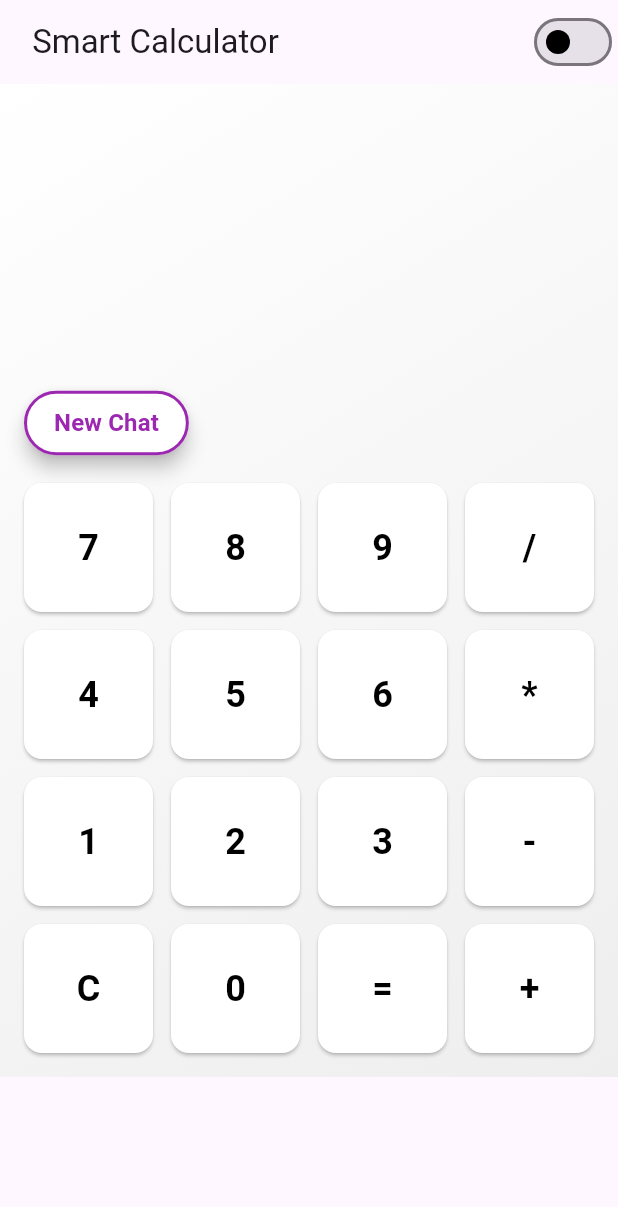
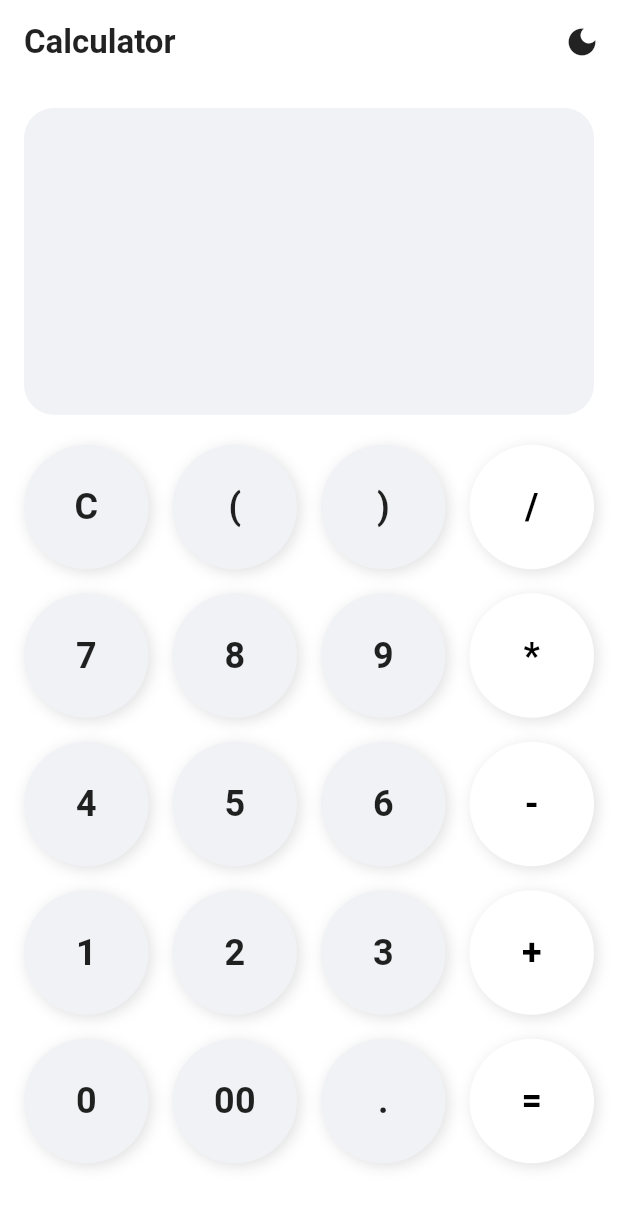
Before and after one commit to ShaheerAli5/calculator_master, a Flutter app: the screen it shows after launch, on a phone screen of 412 x 824 dp. Shown: the top 1207 px of the screen. Run offline on Flutter 3.47's test engine with Material 3 defaults, Android fonts, the phone set to English and light mode, and no system bars; our stand-ins replace math_expressions.

Commit message:
Update main.dart

```diff
--- a/lib/main.dart
+++ b/lib/main.dart
@@ -1,209 +1,166 @@
 import 'package:flutter/material.dart';
 import 'package:math_expressions/math_expressions.dart';
 
-void main() => runApp(MyApp());
+void main() => runApp(const MyApp());
 
 class MyApp extends StatefulWidget {
+  const MyApp({super.key});
+
   @override
-  _MyAppState createState() => _MyAppState();
+  State<MyApp> createState() => _MyAppState();
 }
 
 class _MyAppState extends State<MyApp> {
-  bool isDarkMode = false;
+  bool isDark = false;
 
   @override
   Widget build(BuildContext context) {
     return MaterialApp(
       debugShowCheckedModeBanner: false,
-      theme: isDarkMode ? ThemeData.dark() : ThemeData.light(),
+      theme: isDark ? ThemeData.dark() : ThemeData.light(),
       home: Calculator(
-        isDarkMode: isDarkMode,
-        onThemeChanged: (value) {
-          setState(() {
-            isDarkMode = value;
-          });
-        },
+        isDark: isDark,
+        toggleTheme: () => setState(() => isDark = !isDark),
       ),
     );
   }
 }
 
 class Calculator extends StatefulWidget {
-  final bool isDarkMode;
-  final ValueChanged<bool> onThemeChanged;
-
-  Calculator({required this.isDarkMode, required this.onThemeChanged});
+  final bool isDark;
+  final VoidCallback toggleTheme;
+  const Calculator({super.key, required this.isDark, required this.toggleTheme});
 
   @override
-  _CalculatorState createState() => _CalculatorState();
+  State<Calculator> createState() => _CalculatorState();
 }
 
 class _CalculatorState extends State<Calculator> {
-  String expression = '';
-  String result = '';
+  String expr = '', res = '';
 
-  void _numClick(String text) {
+  void onTap(String value) {
     setState(() {
-      expression += text;
+      if (value == 'C') {
+        expr = '';
+        res = '';
+      } else if (value == '=') {
+        try {
+          Parser p = Parser();
+          Expression exp = p.parse(expr);
+          ContextModel cm = ContextModel();
+          double eval = exp.evaluate(EvaluationType.REAL, cm);
+          res = eval.toString();
+        } catch (e) {
+          res = 'Error';
+        }
+      } else {
+        expr += value;
+      }
     });
   }
 
-  void _clear(String text) {
-    setState(() {
-      expression = '';
-      result = '';
-    });
-  }
-
-  void _evaluate(String text) {
-    Parser p = Parser();
-    ContextModel cm = ContextModel();
-    try {
-      Expression exp = p.parse(expression);
-      double eval = exp.evaluate(EvaluationType.REAL, cm);
-      setState(() {
-        result = eval.toString();
-      });
-    } catch (e) {
-      setState(() {
-        result = 'Error';
-      });
-    }
-  }
-
-  void _newChatPressed() {
-    setState(() {
-      expression = '';
-      result = ''; // Clear all previous chat/input/result
-    });
-  }
-
-  Widget _buildButton(String text, {Color? color, double fontSize = 24}) {
-    return ElevatedButton(
-      onPressed: () {
-        if (text == 'C') {
-          _clear(text);
-        } else if (text == '=') {
-          _evaluate(text);
-        } else {
-          _numClick(text);
-        }
-      },
-      style: ElevatedButton.styleFrom(
-        backgroundColor: color ?? Theme.of(context).colorScheme.secondary,
-        padding: const EdgeInsets.all(20),
-        shape: RoundedRectangleBorder(borderRadius: BorderRadius.circular(12)),
-      ),
-      child: Text(
-        text,
-        style: TextStyle(
-          fontSize: fontSize,
-          fontWeight: FontWeight.bold,
-          color: widget.isDarkMode ? Colors.black : Colors.black,
-        ),
-      ),
-    );
-  }
+  Color get bgColor => widget.isDark ? const Color(0xFF1E1E1E) : Colors.white;
+  Color get buttonBg => widget.isDark ? const Color(0xFF2D2D2D) : const Color(0xFFF1F2F6);
+  Color get txtColor => widget.isDark ? Colors.white : Colors.black87;
 
   @override
   Widget build(BuildContext context) {
-    final textColor = widget.isDarkMode ? Colors.white : Colors.black;
-    final newChatTextColor = Colors.purple;
+    List<String> buttons = [
+      'C', '(', ')', '/',
+      '7', '8', '9', '*',
+      '4', '5', '6', '-',
+      '1', '2', '3', '+',
+      '0', '00', '.', '='
+    ];
 
     return Scaffold(
+      backgroundColor: bgColor,
       appBar: AppBar(
-        title: const Text(' Smart Calculator'),
+        backgroundColor: bgColor,
+        elevation: 0,
+        title: Text(
+          'Calculator',
+          style: TextStyle(color: txtColor, fontWeight: FontWeight.bold),
+        ),
         actions: [
-          Switch(
-            value: widget.isDarkMode,
-            onChanged: widget.onThemeChanged,
-            activeColor: Colors.yellow,
-            inactiveThumbColor: Colors.black,
+          IconButton(
+            icon: Icon(widget.isDark ? Icons.light_mode : Icons.dark_mode, color: txtColor),
+            onPressed: widget.toggleTheme,
           ),
         ],
       ),
-      body: Container(
-        padding: const EdgeInsets.all(16),
+      body: Padding(
+        padding: const EdgeInsets.all(16.0),
+        child: Column(
+          children: [
+            Expanded(
+              flex: 2,
+              child: Container(
+                padding: const EdgeInsets.all(20),
+                width: double.infinity,
                 decoration: BoxDecoration(
-          gradient: LinearGradient(
-            colors: widget.isDarkMode
-                ? [Colors.black, Colors.grey.shade800]
-                : [Colors.white, Colors.grey.shade200],
-            begin: Alignment.topLeft,
-            end: Alignment.bottomRight,
+                  color: buttonBg,
+                  borderRadius: BorderRadius.circular(20),
                 ),
+                child: Column(
+                  crossAxisAlignment: CrossAxisAlignment.end,
+                  mainAxisAlignment: MainAxisAlignment.spaceEvenly,
+                  children: [
+                    Text(
+                      expr,
+                      style: TextStyle(fontSize: 28, color: txtColor),
                     ),
-        child: SingleChildScrollView(
-          child: Column(
-            crossAxisAlignment: CrossAxisAlignment.stretch,
-            children: [
-              // Display input expression
-              Container(
-                alignment: Alignment.centerRight,
-                padding: const EdgeInsets.symmetric(vertical: 24),
-                child: Text(
-                  expression,
-                  style: TextStyle(fontSize: 32, color: textColor),
-                ),
-              ),
-
-              // Display result
-              Container(
-                alignment: Alignment.centerRight,
-                padding: const EdgeInsets.symmetric(vertical: 12),
-                child: Text(
-                  result,
-                  style: TextStyle(
-                    fontSize: 48,
-                    fontWeight: FontWeight.bold,
-                    color: textColor,
+                    Text(
+                      res,
+                      style: TextStyle(fontSize: 48, fontWeight: FontWeight.bold, color: txtColor),
+                    )
+                  ],
                 ),
               ),
             ),
+            const SizedBox(height: 20),
+            Expanded(
+              flex: 5,
+              child: GridView.builder(
+                itemCount: buttons.length,
+                gridDelegate: const SliverGridDelegateWithFixedCrossAxisCount(
+                  crossAxisCount: 4,
+                  crossAxisSpacing: 16,
+                  mainAxisSpacing: 16,
+                ),
+                itemBuilder: (context, index) {
+                  final isOperator = ['/', '*', '-', '+', '='].contains(buttons[index]);
 
-              // "New Chat" button - small, left aligned, attractive
-              Align(
-                alignment: Alignment.centerLeft,
-                child: ElevatedButton(
-                  onPressed: _newChatPressed,
-                  style: ElevatedButton.styleFrom(
-                    backgroundColor: Colors.white,
-                    padding: const EdgeInsets.symmetric(horizontal: 20, vertical: 10),
-                    shape: RoundedRectangleBorder(
-                      borderRadius: BorderRadius.circular(30),
-                      side: BorderSide(color: newChatTextColor, width: 2),
+                  return GestureDetector(
+                    onTap: () => onTap(buttons[index]),
+                    child: Container(
+                      decoration: BoxDecoration(
+                        color: isOperator ? Colors.white : buttonBg,
+                        shape: BoxShape.circle,
+                        boxShadow: [
+                          BoxShadow(
+                            color: widget.isDark ? Colors.black45 : Colors.grey.shade300,
+                            offset: const Offset(2, 2),
+                            blurRadius: 8,
                           ),
-                    elevation: 5,
+                        ],
                       ),
+                      child: Center(
                         child: Text(
-                    "New Chat",
+                          buttons[index],
                           style: TextStyle(
-                      fontSize: 16,
-                      fontWeight: FontWeight.bold,
-                      color: newChatTextColor,
+                            fontSize: 24,
+                            color: isOperator ? Colors.black : txtColor,
+                            fontWeight: FontWeight.w600,
                           ),
                         ),
                       ),
                     ),
-
-              const SizedBox(height: 16),
-
-              // Calculator buttons grid
-              GridView.count(
-                crossAxisCount: 4,
-                shrinkWrap: true,
-                physics: const NeverScrollableScrollPhysics(),
-                crossAxisSpacing: 12,
-                mainAxisSpacing: 12,
-                children: [
-                  '7', '8', '9', '/',
-                  '4', '5', '6', '*',
-                  '1', '2', '3', '-',
-                  'C', '0', '=', '+',
-                ].map((e) => _buildButton(e, color: Colors.white)).toList(),
+                  );
+                },
               ),
+            )
           ],
-          ),
         ),
       ),
     );
```
Lines whose indentation alone changed are shown as unchanged.
